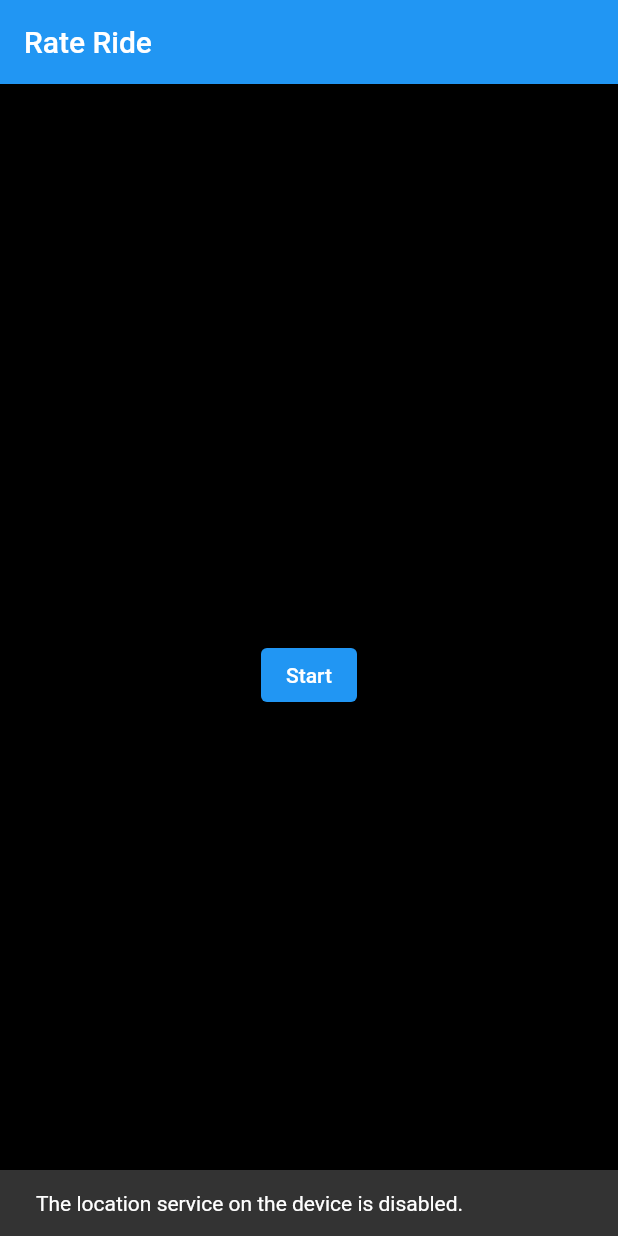
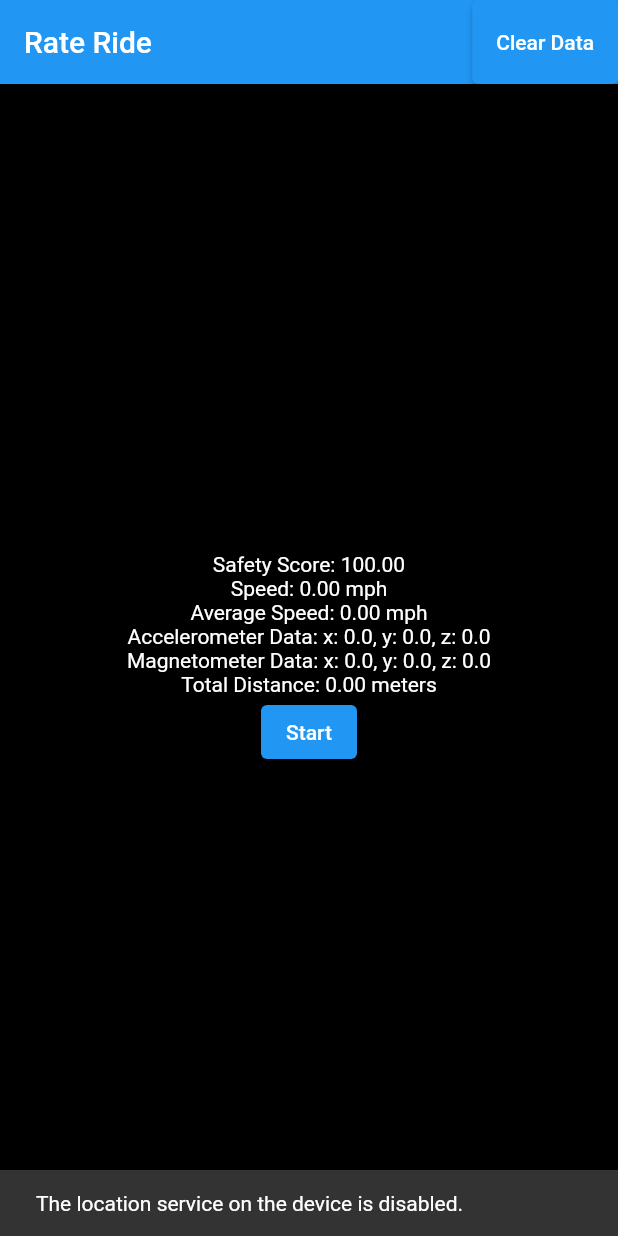
Before and after one commit to billyward3/wheelSave, a Flutter app: the screen it shows after launch, after a tap on "Start", on a phone screen of 412 x 824 dp. Run offline on Flutter 3.47's test engine with Material 2 defaults, Android fonts, the phone set to English and light mode, and no system bars; our stand-ins replace firebase_core, geolocator, sensors_plus; accounts and stored records are empty.

Commit message:
Added More Sensors
Added More Sensors had to redo build

```diff
--- a/rate_ride/lib/main.dart
+++ b/rate_ride/lib/main.dart
@@ -1,35 +1,30 @@
+import 'dart:async';
 import 'package:flutter/material.dart';
 import 'package:geolocator/geolocator.dart';
 import 'package:sensors_plus/sensors_plus.dart';
 
+// Service to handle Geolocator permissions and position.
 class GeolocatorService {
   Future<Position?> determinePosition() async {
-    LocationPermission permission;
-    permission = await Geolocator.checkPermission();
+    LocationPermission permission = await Geolocator.checkPermission();
     if (permission == LocationPermission.denied) {
       permission = await Geolocator.requestPermission();
       if (permission == LocationPermission.deniedForever) {
         return Future.error(
-            'Location permissions are permanently denied. Please enable them in settings.');
+            'Location permissions are permanently denied. Enable them in settings.');
       }
-    } else if (permission == LocationPermission.deniedForever) {
-      throw Exception(
-          'Location permissions are permanently denied. Please enable them in settings.');
     }
     return await Geolocator.getCurrentPosition();
   }
 }
 
-void main() {
-  runApp(const MyApp());
-}
+void main() => runApp(const MyApp());
 
 class MyApp extends StatelessWidget {
   const MyApp({Key? key}) : super(key: key);
 
   @override
-  Widget build(BuildContext context) {
-    return MaterialApp(
+  Widget build(BuildContext context) => MaterialApp(
         title: 'Flutter Demo',
         theme: ThemeData(
           primarySwatch: Colors.blue,
@@ -38,103 +33,162 @@ class MyApp extends StatelessWidget {
         home: const MyHomePage(title: 'Rate Ride'),
       );
 }
-}
 
 class MyHomePage extends StatefulWidget {
   const MyHomePage({Key? key, required this.title}) : super(key: key);
-
   final String title;
 
   @override
-  State<MyHomePage> createState() => _MyHomePageState();
+  _MyHomePageState createState() => _MyHomePageState();
 }
 
 class _MyHomePageState extends State<MyHomePage> {
-  late Future<Position?>
-      _locationData; // Changed to Position? since determinePosition may return null
-  Stream<AccelerometerEvent>? _accelerometerStream;
+  // Variables for tracking.
+  late Future<Position?> _locationData;
+  Timer? timer;
+  final GeolocatorService _geolocatorService = GeolocatorService();
+
+  // Variables for calculating safety score and speed.
+  double safetyScore = 100.0;
+  double totalDistance = 0.0;
+  double speed = 0.0;
+  double averageSpeed = 0.0;
+  double totalSpeed = 0.0;
+  int numUpdates = 0;
+  Position? lastPosition;
+
+  // Variables for sensor data.
+  AccelerometerEvent? _accelerometerEvent;
+  MagnetometerEvent? _magnetometerEvent;
+
+  // Variables for logs and state.
   bool _isStarted = false;
-  final GeolocatorService _geolocatorService =
-      GeolocatorService(); // Instantiate GeolocatorService
+  List<String> tripLogs = [];
 
-  @override
-  void initState() {
-    super.initState();
-    _accelerometerStream = accelerometerEvents;
+  // Convert speed to mph.
+  double metersPerSecToMilesPerHour(double speedInMetersPerSec) =>
+      speedInMetersPerSec * 2.23694;
+
+  // Calculate and update safety score.
+  void updateSafetyScore(
+      AccelerometerEvent accEvent, double speed, double averageSpeed) {
+    if (speed > 0.5) {
+      safetyScore = (safetyScore -
+              ((0.3 * (accEvent.x.abs() + accEvent.y.abs() + accEvent.z.abs()) +
+                      0.4 * speed +
+                      0.3 * averageSpeed) /
+                  100))
+          .clamp(0.0, 100.0);
+    }
   }
 
-  @override
-  Widget build(BuildContext context) {
-    return Scaffold(
-      appBar: AppBar(
-        title: Text(widget.title),
-      ),
-      body: Center(
-        child: Column(
-          mainAxisAlignment: MainAxisAlignment.center,
-          children: <Widget>[
-            _isStarted
-                ? StreamBuilder<AccelerometerEvent>(
-                    stream: _accelerometerStream,
-                    builder: (context, snapshot) {
-                      if (snapshot.hasData) {
-                        return Text(
-                          'Accelerometer: ${snapshot.data}',
-                          style: TextStyle(color: Colors.white),
-                        );
-                      } else if (snapshot.hasError) {
-                        return Text(
-                          'Error: ${snapshot.error}',
-                          style: TextStyle(color: Colors.red),
-                        );
+  // Record sensor and position data, and update variables.
+  void recordData() async {
+    AccelerometerEvent accEvent = await accelerometerEvents.first;
+    Position? position = await Geolocator.getCurrentPosition();
+
+    if (lastPosition != null && position != null) {
+      totalDistance += Geolocator.distanceBetween(lastPosition!.latitude,
+          lastPosition!.longitude, position.latitude, position.longitude);
     }
-                      return const Text('Waiting for accelerometer data...');
-                    },
-                  )
-                : Container(),
-            _isStarted
-                ? FutureBuilder<Position?>(
-                    future: _locationData,
-                    builder: (BuildContext context,
-                        AsyncSnapshot<Position?> snapshot) {
-                      if (snapshot.connectionState == ConnectionState.done) {
-                        if (snapshot.hasError) {
-                          return Text(
-                            'Location Error: ${snapshot.error}',
-                            style: TextStyle(color: Colors.red),
-                          );
+    lastPosition = position;
+    speed = metersPerSecToMilesPerHour(position?.speed ?? 0);
+    totalSpeed += speed;
+    numUpdates++;
+    averageSpeed = metersPerSecToMilesPerHour(totalSpeed / numUpdates);
+    updateSafetyScore(accEvent, speed, averageSpeed);
   }
-                        return Text(
-                          'Location: ${snapshot.data}',
-                          style: TextStyle(color: Colors.white),
-                        );
+
+  // Start or stop tracking.
+  void toggleTracking() async {
+    if (_isStarted) {
+      setState(() {
+        _isStarted = false;
+        timer?.cancel();
+        tripLogs.add(
+            'Safety Score: ${safetyScore.toStringAsFixed(2)}, Speed: ${speed.toStringAsFixed(2)} mph, Average Speed: ${averageSpeed.toStringAsFixed(2)} mph, Total Distance: ${totalDistance.toStringAsFixed(2)} meters');
+        totalSpeed = 0.0;
+        totalDistance = 0.0;
+        numUpdates = 0;
+      });
     } else {
-                        return const Text('Fetching location data...');
-                      }
-                    },
-                  )
-                : Container(),
-            SizedBox(height: 20),
-            ElevatedButton(
-              onPressed: () async {
       try {
-                  Position? position =
-                      await _geolocatorService.determinePosition();
+        Position? position = await _geolocatorService.determinePosition();
         setState(() {
           _isStarted = true;
-                    _locationData = Future.value(
-                        position); // Convert Position? into a Future<Position?>
+          _locationData = Future.value(position);
+          timer = Timer.periodic(Duration(seconds: 1), (timer) async {
+            recordData();
+            setState(() {});
+          });
         });
       } catch (e) {
         ScaffoldMessenger.of(context)
             .showSnackBar(SnackBar(content: Text(e.toString())));
       }
-              },
-              child: const Text('Start'),
+    }
+  }
+
+  // Clear the recorded data.
+  void clearData() => setState(() {
+        safetyScore = 100.0;
+        totalDistance = 0.0;
+        speed = 0.0;
+        averageSpeed = 0.0;
+        totalSpeed = 0.0;
+        numUpdates = 0;
+        lastPosition = null;
+        tripLogs.clear();
+      });
+
+  @override
+  void initState() {
+    super.initState();
+    accelerometerEvents
+        .listen((event) => setState(() => _accelerometerEvent = event));
+    magnetometerEvents
+        .listen((event) => setState(() => _magnetometerEvent = event));
+  }
+
+  @override
+  void dispose() {
+    timer?.cancel();
+    super.dispose();
+  }
+
+  @override
+  Widget build(BuildContext context) => Scaffold(
+        appBar: AppBar(
+          title: Text(widget.title),
+          actions: [
+            ElevatedButton(onPressed: clearData, child: Text("Clear Data"))
+          ],
         ),
+        body: Center(
+          child: Column(
+            mainAxisAlignment: MainAxisAlignment.center,
+            children: [
+              Text('Safety Score: ${safetyScore.toStringAsFixed(2)}',
+                  style: TextStyle(color: Colors.white)),
+              Text('Speed: ${speed.toStringAsFixed(2)} mph',
+                  style: TextStyle(color: Colors.white)),
+              Text('Average Speed: ${averageSpeed.toStringAsFixed(2)} mph',
+                  style: TextStyle(color: Colors.white)),
+              Text(
+                  'Accelerometer Data: x: ${_accelerometerEvent?.x ?? 0}, y: ${_accelerometerEvent?.y ?? 0}, z: ${_accelerometerEvent?.z ?? 0}',
+                  style: TextStyle(color: Colors.white)),
+              Text(
+                  'Magnetometer Data: x: ${_magnetometerEvent?.x ?? 0}, y: ${_magnetometerEvent?.y ?? 0}, z: ${_magnetometerEvent?.z ?? 0}',
+                  style: TextStyle(color: Colors.white)),
+              Text('Total Distance: ${totalDistance.toStringAsFixed(2)} meters',
+                  style: TextStyle(color: Colors.white)),
+              ElevatedButton(
+                  onPressed: toggleTracking,
+                  child: Text(_isStarted ? 'Stop' : 'Start')),
+              ...tripLogs.map(
+                  (log) => Text(log, style: TextStyle(color: Colors.white))),
             ],
           ),
         ),
       );
 }
-}
```
Also changed, not shown: rate_ride/lib/temp.dart (deleted, +0 -87 lines). Lines whose indentation alone changed are shown as unchanged.
